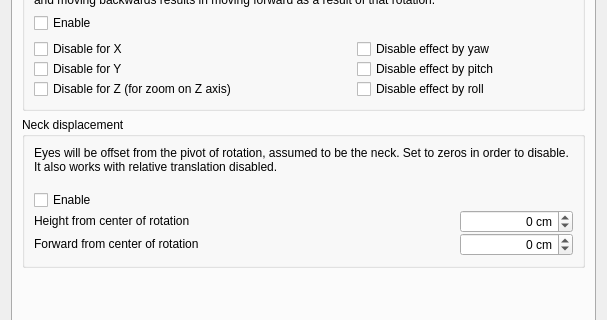
First picture: the form in gui/options-dialog.ui, repository opentrack/opentrack, before the edit; both pictures show x 0 to 607 and y 96 to 416 of the 607 by 590 pixel window.
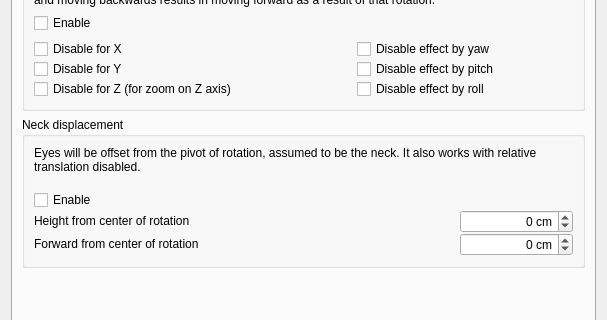
Second picture: the form after the edit. The open tabs and pages were chosen to show the change. Icons and pictures are not drawn. Custom widgets are drawn as their Qt base class.

Commit message: gui/options-dialog: correct a description

What changed in the file:
```diff
--- a/gui/options-dialog.ui
+++ b/gui/options-dialog.ui
@@ -1843,7 +1843,7 @@
           <item>
            <widget class="QLabel" name="label_33">
             <property name="text">
-             <string>Eyes will be offset from the pivot of rotation, assumed to be the neck. Set to zeros in order to disable. It also works with relative translation disabled.</string>
+             <string>Eyes will be offset from the pivot of rotation, assumed to be the neck. It also works with relative translation disabled.</string>
             </property>
             <property name="wordWrap">
              <bool>true</bool>
```
